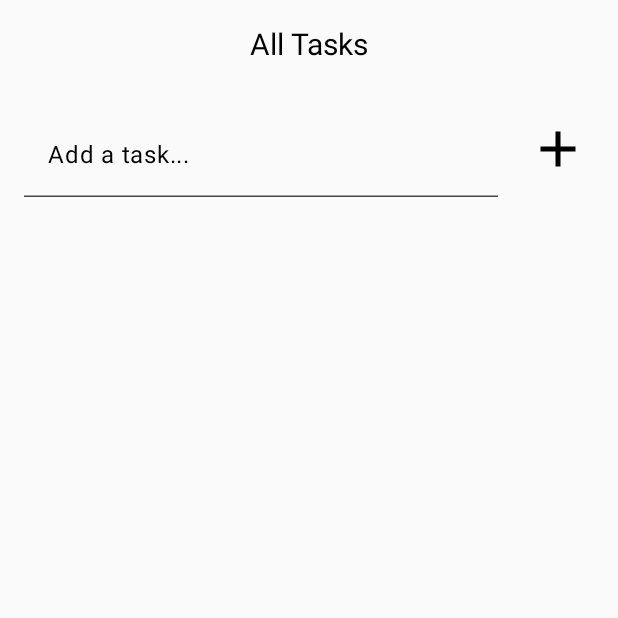
After one commit to LucasxTS/ToDoList, an Android app built with Jetpack Compose: the HomeScreen screen opened through its navigation route, on a phone screen of 412 x 824 dp, the top half of it. The commit adds this screen. Run offline under Robolectric (Android 15) with nearby library versions, the phone set to English and light mode, and no system bars.

Commit message:
added Header View and InsertTasks

```diff
--- a/app/src/main/java/com/example/todolist/MainActivity.kt
+++ b/app/src/main/java/com/example/todolist/MainActivity.kt
@@ -3,12 +3,16 @@ package com.example.todolist
 import android.os.Bundle
 import androidx.activity.ComponentActivity
 import androidx.activity.compose.setContent
+import androidx.navigation.NavHostController
+import androidx.navigation.compose.rememberNavController
+import com.example.todolist.commons.navigation.route.FlowView
 
 class MainActivity : ComponentActivity() {
     override fun onCreate(savedInstanceState: Bundle?) {
         super.onCreate(savedInstanceState)
         setContent {
-
+            val navController: NavHostController = rememberNavController()
+            FlowView(navController = navController)
         }
     }
 }
--- /dev/null
+++ b/app/src/main/java/com/example/todolist/commons/navigation/route/FlowView.kt
@@ -0,0 +1,21 @@
+package com.example.todolist.commons.navigation.route
+
+import androidx.compose.runtime.Composable
+import androidx.navigation.NavHostController
+import androidx.navigation.compose.NavHost
+import androidx.navigation.compose.composable
+import com.example.todolist.ui.features.home.HomeScreen
+
+@Composable
+fun FlowView(
+    navController: NavHostController
+) {
+    NavHost(
+        navController = navController,
+        startDestination = Routes.HOME.route)
+    {
+        composable(Routes.HOME.route) {
+            HomeScreen()
+        }
+    }
+}
--- /dev/null
+++ b/app/src/main/java/com/example/todolist/commons/navigation/route/Routes.kt
@@ -0,0 +1,5 @@
+package com.example.todolist.commons.navigation.route
+
+enum class Routes(val route: String) {
+    HOME("home")
+}
--- /dev/null
+++ b/app/src/main/java/com/example/todolist/ui/components/HeaderView.kt
@@ -0,0 +1,38 @@
+package com.example.todolist.ui.components
+
+import androidx.compose.foundation.layout.Arrangement
+import androidx.compose.foundation.layout.Row
+import androidx.compose.foundation.layout.fillMaxWidth
+import androidx.compose.foundation.layout.padding
+import androidx.compose.material3.Text
+import androidx.compose.runtime.Composable
+import androidx.compose.ui.Alignment
+import androidx.compose.ui.Modifier
+import androidx.compose.ui.text.style.TextAlign
+import androidx.compose.ui.tooling.preview.Preview
+import androidx.compose.ui.unit.dp
+import androidx.compose.ui.unit.sp
+
+@Composable
+fun HeaderView() {
+    Row(
+        verticalAlignment = Alignment.CenterVertically,
+        horizontalArrangement = Arrangement.Center,
+        modifier = Modifier
+            .fillMaxWidth()
+            .padding(18.dp)
+
+    ) {
+        Text(
+            text = "All Tasks",
+            textAlign = TextAlign.Center,
+            fontSize = 20.sp,
+        )
+    }
+}
+
+@Preview
+@Composable
+fun HeaderViewPreview() {
+    HeaderView()
+}
--- /dev/null
+++ b/app/src/main/java/com/example/todolist/ui/components/InsertTaskView.kt
@@ -0,0 +1,76 @@
+package com.example.todolist.ui.components
+
+import androidx.compose.foundation.Image
+import androidx.compose.foundation.background
+import androidx.compose.foundation.layout.Row
+import androidx.compose.foundation.layout.Spacer
+import androidx.compose.foundation.layout.fillMaxWidth
+import androidx.compose.foundation.layout.padding
+import androidx.compose.foundation.layout.size
+import androidx.compose.foundation.layout.width
+import androidx.compose.material3.IconButton
+import androidx.compose.material3.Text
+import androidx.compose.material3.TextField
+import androidx.compose.material3.TextFieldDefaults
+import androidx.compose.runtime.Composable
+import androidx.compose.runtime.getValue
+import androidx.compose.runtime.mutableStateOf
+import androidx.compose.runtime.remember
+import androidx.compose.runtime.setValue
+import androidx.compose.ui.Modifier
+import androidx.compose.ui.graphics.Color
+import androidx.compose.ui.res.painterResource
+import androidx.compose.ui.tooling.preview.Preview
+import androidx.compose.ui.unit.dp
+import com.example.todolist.R
+
+
+@Composable
+fun InsertTaskView() {
+
+    var text by remember {
+        mutableStateOf("")
+    }
+
+    Row(
+        modifier = Modifier
+            .padding(16.dp)
+            .fillMaxWidth()
+    ) {
+
+        TextField(
+            value = text,
+            onValueChange =  { newText ->
+                text = newText
+            },
+            singleLine = true,
+            modifier = Modifier
+                .weight(1f)
+                .background(Color.Transparent),
+            colors = TextFieldDefaults.colors(
+                focusedContainerColor = Color.Transparent,
+                unfocusedContainerColor = Color.Transparent,
+            ),
+            label = { Text("Add a task...", color = Color.Black)}
+        )
+
+        Spacer(modifier = Modifier.width(16.dp))
+
+        IconButton(
+            onClick = { /*TODO*/ },
+
+            ) {
+            Image(
+                painter = painterResource(id = R.drawable.baseline_add_24),
+                contentDescription = null,
+                modifier = Modifier.size(48.dp)
+            )
+        }
+    }
+}
+
+@Preview
+@Composable
+fun InsertTaskPreview() {
+    InsertTaskView()
+}
--- /dev/null
+++ b/app/src/main/java/com/example/todolist/ui/features/home/HomeScreen.kt
@@ -0,0 +1,26 @@
+package com.example.todolist.ui.features.home
+
+import androidx.compose.foundation.layout.Column
+import androidx.compose.foundation.layout.fillMaxSize
+import androidx.compose.runtime.Composable
+import androidx.compose.ui.Modifier
+import androidx.compose.ui.tooling.preview.Preview
+import com.example.todolist.ui.components.HeaderView
+import com.example.todolist.ui.components.InsertTaskView
+
+@Composable
+fun HomeScreen() {
+    Column(
+        modifier = Modifier
+            .fillMaxSize()
+    ) {
+        HeaderView()
+        InsertTaskView()
+    }
+}
+
+@Preview
+@Composable
+fun HomeScreenPrev() {
+    HomeScreen()
+}
--- /dev/null
+++ b/app/src/main/java/com/example/todolist/ui/features/home/HomeViewModel.kt
@@ -0,0 +1,5 @@
+package com.example.todolist.ui.features.home
+
+class HomeViewModel {
+
+}
--- /dev/null
+++ b/app/src/main/res/drawable/baseline_add_24.xml
@@ -0,0 +1,5 @@
+<vector android:height="24dp" android:tint="#000000"
+    android:viewportHeight="24" android:viewportWidth="24"
+    android:width="24dp" xmlns:android="http://schemas.android.com/apk/res/android">
+    <path android:fillColor="@android:color/white" android:pathData="M19,13h-6v6h-2v-6H5v-2h6V5h2v6h6v2z"/>
+</vector>
```
Also changed, not shown: app/build.gradle.kts (+5 -3 lines), app/src/main/java/com/example/todolist/ui/components/ToDoListView.kt (added, +15 -0 lines).
